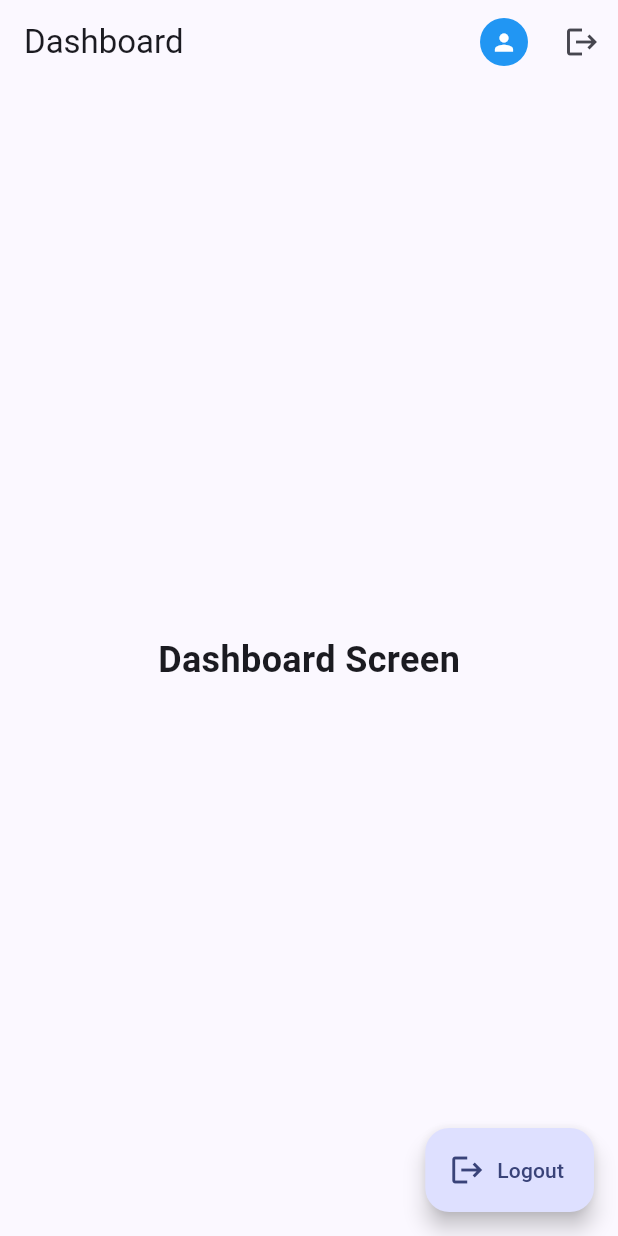
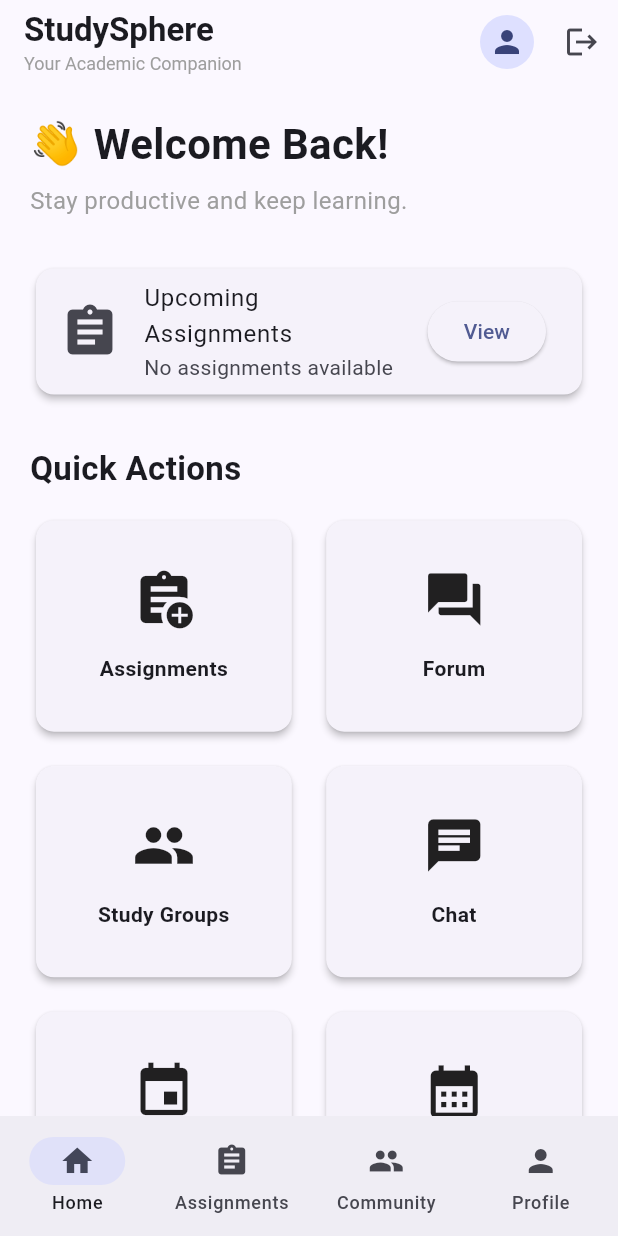
Before and after one commit to ShadhirFawz/studysphere, a Flutter app: the screen it shows once a user with an empty profile is signed in, on a phone screen of 412 x 824 dp. Run offline on Flutter 3.47's test engine with Material 3 defaults, Android fonts, the phone set to English and light mode, and no system bars; our stand-ins replace cloud_firestore, firebase_auth, firebase_core, flutter_riverpod, go_router; accounts and stored records are empty; generated files the repository leaves out were written again.

Commit message:
feat: common point of authenticated user information storage and usage

```diff
--- a/lib/features/dashboard/presentation/screens/dashboard_screen.dart
+++ b/lib/features/dashboard/presentation/screens/dashboard_screen.dart
@@ -11,50 +11,175 @@ class DashboardScreen extends ConsumerWidget {
   Widget build(BuildContext context, WidgetRef ref) {
     return Scaffold(
       appBar: AppBar(
-        title: const Text('Dashboard'),
+        elevation: 0,
+        title: const Column(
+          crossAxisAlignment: CrossAxisAlignment.start,
+          children: [
+            Text(
+              'StudySphere',
+              style: TextStyle(fontWeight: FontWeight.bold, fontSize: 22),
+            ),
+            Text(
+              'Your Academic Companion',
+              style: TextStyle(fontSize: 12, color: Colors.grey),
+            ),
+          ],
+        ),
         actions: [
-          // Profile Avatar Button
           IconButton(
-            icon: const CircleAvatar(
-              radius: 16,
-              backgroundColor: Colors.blue,
-              child: Icon(Icons.person, size: 18, color: Colors.white),
-            ),
+            tooltip: 'Profile',
             onPressed: () {
               context.push('/profile');
             },
-            tooltip: 'Profile',
+            icon: const CircleAvatar(radius: 18, child: Icon(Icons.person)),
           ),
-          const SizedBox(width: 4),
-          // Logout Button
           IconButton(
-            icon: const Icon(Icons.logout),
+            tooltip: 'Logout',
             onPressed: () async {
               await ref.read(authServiceProvider).signOut();
-              if (context.mounted) {
-                Navigator.pushReplacementNamed(context, '/login');
-              }
             },
-            tooltip: 'Logout',
+            icon: const Icon(Icons.logout),
           ),
         ],
       ),
-      body: const Center(
-        child: Text(
-          'Dashboard Screen',
-          style: TextStyle(fontSize: 24, fontWeight: FontWeight.bold),
+
+      body: SingleChildScrollView(
+        padding: const EdgeInsets.all(20),
+        child: Column(
+          crossAxisAlignment: CrossAxisAlignment.start,
+          children: [
+            const Text(
+              "👋 Welcome Back!",
+              style: TextStyle(fontSize: 28, fontWeight: FontWeight.bold),
+            ),
+
+            const SizedBox(height: 6),
+
+            const Text(
+              "Stay productive and keep learning.",
+              style: TextStyle(color: Colors.grey, fontSize: 16),
+            ),
+
+            const SizedBox(height: 30),
+
+            Card(
+              elevation: 2,
+              child: ListTile(
+                leading: const Icon(Icons.assignment, size: 40),
+                title: const Text("Upcoming Assignments"),
+                subtitle: const Text("No assignments available"),
+                trailing: ElevatedButton(
+                  onPressed: () {},
+                  child: const Text("View"),
+                ),
+              ),
+            ),
+
+            const SizedBox(height: 30),
+
+            const Text(
+              "Quick Actions",
+              style: TextStyle(fontSize: 22, fontWeight: FontWeight.bold),
+            ),
+
+            const SizedBox(height: 15),
+
+            GridView.count(
+              shrinkWrap: true,
+              physics: const NeverScrollableScrollPhysics(),
+              crossAxisCount: 2,
+              crossAxisSpacing: 15,
+              mainAxisSpacing: 15,
+              childAspectRatio: 1.2,
+              children: [
+                _DashboardCard(
+                  icon: Icons.assignment_add,
+                  title: "Assignments",
+                  onTap: () {},
+                ),
+
+                _DashboardCard(icon: Icons.forum, title: "Forum", onTap: () {}),
+
+                _DashboardCard(
+                  icon: Icons.people,
+                  title: "Study Groups",
+                  onTap: () {},
+                ),
+
+                _DashboardCard(icon: Icons.chat, title: "Chat", onTap: () {}),
+
+                _DashboardCard(
+                  icon: Icons.event,
+                  title: "Events",
+                  onTap: () {},
+                ),
+
+                _DashboardCard(
+                  icon: Icons.calendar_month,
+                  title: "Calendar",
+                  onTap: () {},
+                ),
+              ],
+            ),
+          ],
         ),
       ),
-      floatingActionButton: FloatingActionButton.extended(
-        onPressed: () async {
-          await ref.read(authServiceProvider).signOut();
-          if (context.mounted) {
-            Navigator.pushReplacementNamed(context, '/login');
-          }
-        },
-        icon: const Icon(Icons.logout),
-        label: const Text('Logout'),
+
+      bottomNavigationBar: NavigationBar(
+        selectedIndex: 0,
+        destinations: const [
+          NavigationDestination(icon: Icon(Icons.home), label: "Home"),
+
+          NavigationDestination(
+            icon: Icon(Icons.assignment),
+            label: "Assignments",
+          ),
+
+          NavigationDestination(icon: Icon(Icons.people), label: "Community"),
+
+          NavigationDestination(icon: Icon(Icons.person), label: "Profile"),
+        ],
       ),
     );
   }
 }
+
+class _DashboardCard extends StatelessWidget {
+  final IconData icon;
+  final String title;
+  final VoidCallback onTap;
+
+  const _DashboardCard({
+    required this.icon,
+    required this.title,
+    required this.onTap,
+  });
+
+  @override
+  Widget build(BuildContext context) {
+    return Card(
+      elevation: 2,
+      child: InkWell(
+        borderRadius: BorderRadius.circular(12),
+        onTap: onTap,
+        child: Padding(
+          padding: const EdgeInsets.all(18),
+          child: Column(
+            mainAxisAlignment: MainAxisAlignment.center,
+            children: [
+              Icon(icon, size: 42),
+
+              const SizedBox(height: 15),
+
+              Text(
+                title,
+                textAlign: TextAlign.center,
+                style: const TextStyle(fontWeight: FontWeight.w600),
+              ),
+            ],
+          ),
+        ),
+      ),
+    );
+  }
+}
--- a/lib/features/profile/presentation/screens/profile_screen.dart
+++ b/lib/features/profile/presentation/screens/profile_screen.dart
@@ -1,18 +1,15 @@
-import 'package:firebase_auth/firebase_auth.dart';
 import 'package:flutter/material.dart';
 import 'package:flutter_riverpod/flutter_riverpod.dart';
 import 'package:go_router/go_router.dart';
 
-import '../providers/profile_provider.dart';
+import '../../../../shared/providers/current_user_provider.dart';
 
 class ProfileScreen extends ConsumerWidget {
   const ProfileScreen({super.key});
 
   @override
   Widget build(BuildContext context, WidgetRef ref) {
-    final uid = FirebaseAuth.instance.currentUser!.uid;
-
-    final profile = ref.watch(profileProvider(uid));
+    final profile = ref.watch(currentUserProvider);
 
     return profile.when(
       data: (user) {
--- /dev/null
+++ b/lib/shared/providers/current_user_provider.dart
@@ -0,0 +1,17 @@
+import 'package:firebase_auth/firebase_auth.dart';
+import 'package:flutter_riverpod/flutter_riverpod.dart';
+
+import '../../features/profile/data/models/profile_model.dart';
+import '../../features/profile/presentation/providers/profile_provider.dart';
+
+final currentUserProvider = FutureProvider<ProfileModel?>((ref) async {
+  final firebaseUser = FirebaseAuth.instance.currentUser;
+
+  if (firebaseUser == null) {
+    return null;
+  }
+
+  return ref
+      .read(profileRepositoryProvider)
+      .getCurrentProfile(firebaseUser.uid);
+});
```
Also changed, not shown: lib/features/navigation/presentation/screens/navigation_shell.dart (added).
